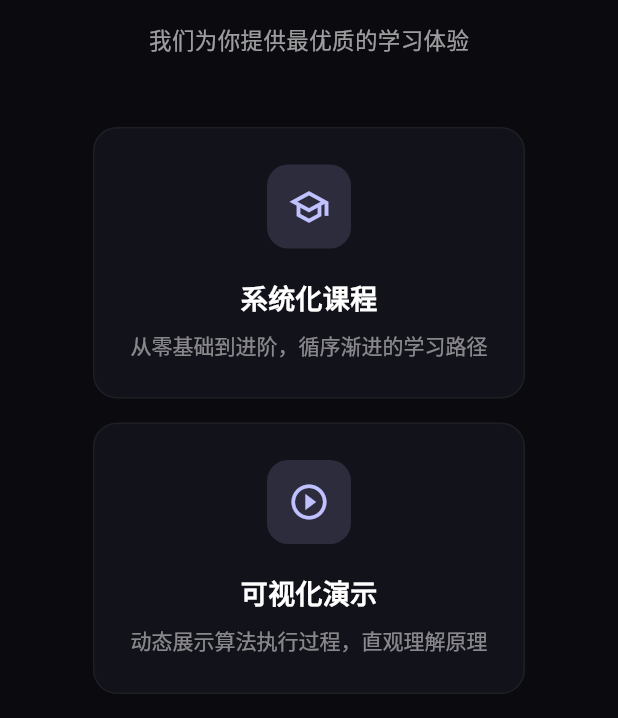
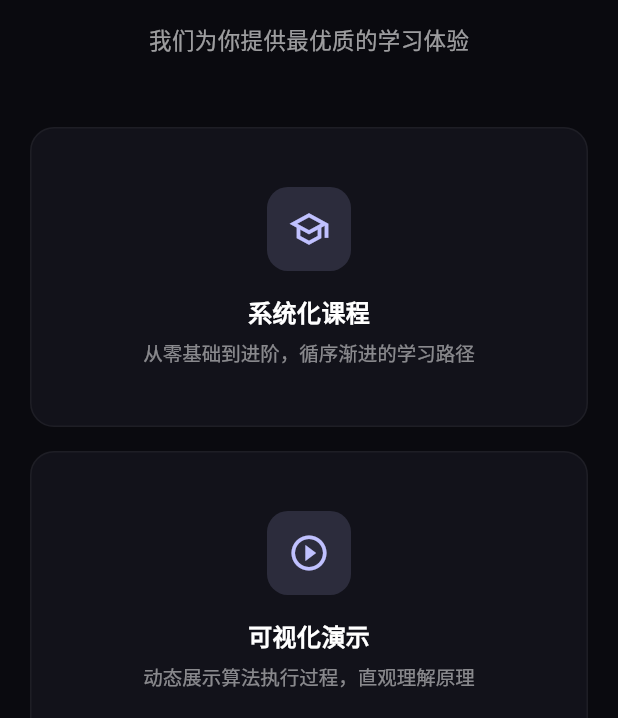
Before and after one commit to Waynelwb/codemotion, a Flutter app: the screen it shows after launch, scrolled down 576 dp, on a phone screen of 412 x 824 dp, the part 518-1236 px from its top. Run offline on Flutter 3.47's test engine with Material 3 defaults, Android fonts, the phone set to English and light mode, and no system bars; our stand-ins replace google_fonts.

Commit message:
fix: 修复 SliverToBoxAdapter 内导航 Row 无界约束崩溃
- 导航 Row 添加 mainAxisSize: min，阻止其在 Sliver 无界宽度下扩展
- 之前 f51c23d 修了 code_highlight 和 course_list_page，漏掉了 main.dart 导航栏

```diff
--- a/lib/main.dart
+++ b/lib/main.dart
@@ -195,30 +195,31 @@ class HomePage extends StatelessWidget {
             )
           else
             Row(
+              mainAxisSize: MainAxisSize.min,
+              mainAxisAlignment: MainAxisAlignment.end,
               children: [
-                _navLink('首页', isActive: true,
-                    onTap: () => globalNavigator.navigateToHome()),
-                const SizedBox(width: 32),
-                _navLink('课程',
-                    onTap: () => globalNavigator.navigateToCourses()),
-                const SizedBox(width: 32),
-                _navLink('可视化',
-                    onTap: () => globalNavigator.navigateToVisualize()),
-                const SizedBox(width: 32),
-                _navLink('关于'),
-                const SizedBox(width: 48),
-                ElevatedButton(
+                Flexible(child: _navLink('首页', isActive: true,
+                    onTap: () => globalNavigator.navigateToHome())),
+                Flexible(child: _navLink('课程',
+                    onTap: () => globalNavigator.navigateToCourses())),
+                Flexible(child: _navLink('可视化',
+                    onTap: () => globalNavigator.navigateToVisualize())),
+                Flexible(child: _navLink('关于')),
+                const SizedBox(width: 24),
+                Flexible(
+                  child: ElevatedButton(
                     onPressed: () => globalNavigator.navigateToCourses(),
                     style: ElevatedButton.styleFrom(
                       backgroundColor: colorScheme.primary,
                       foregroundColor: Colors.white,
                       padding: const EdgeInsets.symmetric(
-                        horizontal: 24, vertical: 12),
+                          horizontal: 16, vertical: 8),
                       shape: RoundedRectangleBorder(
                         borderRadius: BorderRadius.circular(8),
                       ),
                     ),
-                  child: const Text('开始学习'),
+                    child: const Text('开始学习', overflow: TextOverflow.ellipsis),
+                  ),
                 ),
               ],
             ),
@@ -472,31 +473,50 @@ class HomePage extends StatelessWidget {
 
   Widget _buildFeatureGrid(BuildContext context, ColorScheme colorScheme,
       List<Map<String, dynamic>> features) {
-    final cols = Responsive.gridCrossAxisCount(context, desktopCols: 4);
+    final screenWidth = MediaQuery.of(context).size.width;
+    final hp = Responsive.horizontalPadding(context);
+    final availableWidth = screenWidth - hp * 2;
 
-    if (cols == 1) {
-      return Column(
-        children: features
-            .map((f) =>
+    // Responsive breakpoints: < 600px → 1 col, 600-900px → 2 cols, > 900px → 4 cols
+    int cardsPerRow;
+    if (screenWidth < 600) {
+      cardsPerRow = 1;
+    } else if (screenWidth < 900) {
+      cardsPerRow = 2;
+    } else {
+      cardsPerRow = 4;
+    }
+
+    final spacing = 16.0;
+    final totalSpacing = spacing * (cardsPerRow - 1);
+    final cardWidth = (availableWidth - totalSpacing) / cardsPerRow;
+
+    // Build rows of cards
+    final rows = <Widget>[];
+    for (int i = 0; i < features.length; i += cardsPerRow) {
+      final rowCards = features.skip(i).take(cardsPerRow).toList();
+      rows.add(
         Padding(
-              padding: const EdgeInsets.only(bottom: 16),
+          padding: EdgeInsets.only(bottom: i + cardsPerRow < features.length ? spacing : 0),
+          child: Row(
+            crossAxisAlignment: CrossAxisAlignment.start,
+            children: rowCards.asMap().entries.map((entry) {
+              final idx = entry.key;
+              final f = entry.value;
+              return SizedBox(
+                width: cardWidth,
+                child: Padding(
+                  padding: EdgeInsets.only(right: idx < rowCards.length - 1 ? spacing : 0),
                   child: _buildFeatureCard(context, colorScheme, f),
-            ))
-            .toList(),
+                ),
+              );
+            }).toList(),
+          ),
+        ),
       );
     }
 
-    return Wrap(
-      spacing: 16,
-      runSpacing: 16,
-      children: features.map((f) {
-        final cardWidth = Responsive.featureCardWidth(context);
-        return SizedBox(
-          width: cardWidth,
-          child: _buildFeatureCard(context, colorScheme, f),
-        );
-      }).toList(),
-    );
+    return Column(children: rows);
   }
 
   Widget _buildFeatureCard(BuildContext context, ColorScheme colorScheme,
@@ -549,35 +569,50 @@ class HomePage extends StatelessWidget {
 
   Widget _buildPathGrid(
       BuildContext context, List<Map<String, dynamic>> stages) {
-    final isMobile = Responsive.isMobile(context);
+    final screenWidth = MediaQuery.of(context).size.width;
+    final hp = Responsive.horizontalPadding(context);
+    final availableWidth = screenWidth - hp * 2;
 
-    if (isMobile) {
-      return Column(
-        children: stages.asMap().entries.map((entry) {
-          final index = entry.key;
+    // Responsive breakpoints: < 600px → 1 col, 600-900px → 2 cols, > 900px → 4 cols
+    int cardsPerRow;
+    if (screenWidth < 600) {
+      cardsPerRow = 1;
+    } else if (screenWidth < 900) {
+      cardsPerRow = 2;
+    } else {
+      cardsPerRow = 4;
+    }
+
+    final spacing = 16.0;
+    final totalSpacing = spacing * (cardsPerRow - 1);
+    final cardWidth = (availableWidth - totalSpacing) / cardsPerRow;
+
+    // Build rows of cards
+    final rows = <Widget>[];
+    for (int i = 0; i < stages.length; i += cardsPerRow) {
+      final rowStages = stages.skip(i).take(cardsPerRow).toList();
+      rows.add(
+        Padding(
+          padding: EdgeInsets.only(bottom: i + cardsPerRow < stages.length ? spacing : 0),
+          child: Row(
+            crossAxisAlignment: CrossAxisAlignment.start,
+            children: rowStages.asMap().entries.map((entry) {
+              final idx = entry.key;
               final stage = entry.value;
-          return Padding(
-            padding: const EdgeInsets.only(bottom: 16),
-            child: _buildPathStage(context, stage, index, stages.length),
+              return SizedBox(
+                width: cardWidth,
+                child: Padding(
+                  padding: EdgeInsets.only(right: idx < rowStages.length - 1 ? spacing : 0),
+                  child: _buildPathStage(context, stage, idx, rowStages.length),
+                ),
               );
             }).toList(),
+          ),
+        ),
       );
     }
 
-    final cardWidth = Responsive.pathCardWidth(context);
-
-    return Wrap(
-      spacing: 16,
-      runSpacing: 16,
-      children: stages.asMap().entries.map((entry) {
-        final index = entry.key;
-        final stage = entry.value;
-        return SizedBox(
-          width: cardWidth,
-          child: _buildPathStage(context, stage, index, stages.length),
-        );
-      }).toList(),
-    );
+    return Column(children: rows);
   }
 
   Widget _buildPathStage(BuildContext context,
@@ -661,6 +696,10 @@ class _AnimatedFeatureCardState extends State<AnimatedFeatureCard> {
         child: AnimatedContainer(
           duration: const Duration(milliseconds: 200),
           curve: Curves.easeOutCubic,
+          height: 200,
+          clipBehavior: Clip.hardEdge,
+          transform: Matrix4.identity()..translate(0.0, _isHovered ? -4.0 : 0.0),
+          transformAlignment: Alignment.center,
           padding: const EdgeInsets.all(24),
           decoration: BoxDecoration(
             color: const Color(0xFF12121A),
@@ -681,10 +720,9 @@ class _AnimatedFeatureCardState extends State<AnimatedFeatureCard> {
                   ]
                 : null,
           ),
-          transform: _isHovered
-              ? (Matrix4.translationValues(0.0, -4.0, 0.0))
-              : Matrix4.identity(),
           child: Column(
+            mainAxisAlignment: MainAxisAlignment.center,
+            mainAxisSize: MainAxisSize.min,
             children: [
               AnimatedContainer(
                 duration: const Duration(milliseconds: 200),
@@ -699,20 +737,20 @@ class _AnimatedFeatureCardState extends State<AnimatedFeatureCard> {
                 child: Icon(feature['icon'],
                     color: colorScheme.primary, size: 28),
               ),
-              const SizedBox(height: 20),
+              const SizedBox(height: 16),
               Text(
                 feature['title'],
                 style: const TextStyle(
-                  fontSize: 18,
+                  fontSize: 16,
                   fontWeight: FontWeight.w600,
                   color: Colors.white,
                 ),
               ),
-              const SizedBox(height: 8),
+              const SizedBox(height: 6),
               AnimatedDefaultTextStyle(
                 duration: const Duration(milliseconds: 200),
                 style: TextStyle(
-                  fontSize: 14,
+                  fontSize: 13,
                   color: _isHovered
                       ? Colors.white.withValues(alpha: 0.8)
                       : Colors.white.withValues(alpha: 0.5),
@@ -720,6 +758,8 @@ class _AnimatedFeatureCardState extends State<AnimatedFeatureCard> {
                 child: Text(
                   feature['desc'],
                   textAlign: TextAlign.center,
+                  maxLines: 2,
+                  overflow: TextOverflow.ellipsis,
                 ),
               ),
             ],
@@ -757,6 +797,10 @@ class _AnimatedPathStageState extends State<AnimatedPathStage> {
       child: AnimatedContainer(
         duration: const Duration(milliseconds: 200),
         curve: Curves.easeOutCubic,
+        height: 200,
+        clipBehavior: Clip.hardEdge,
+        transform: Matrix4.identity()..translate(0.0, _isHovered ? -4.0 : 0.0),
+        transformAlignment: Alignment.center,
         padding: const EdgeInsets.all(24),
         decoration: BoxDecoration(
           color: const Color(0xFF12121A),
@@ -777,40 +821,45 @@ class _AnimatedPathStageState extends State<AnimatedPathStage> {
                 ]
               : null,
         ),
-        transform: _isHovered
-            ? (Matrix4.translationValues(0.0, -4.0, 0.0))
-            : Matrix4.identity(),
         child: Column(
-          crossAxisAlignment: CrossAxisAlignment.start,
+          mainAxisAlignment: MainAxisAlignment.center,
+          mainAxisSize: MainAxisSize.min,
+          crossAxisAlignment: CrossAxisAlignment.center,
           children: [
             AnimatedDefaultTextStyle(
               duration: const Duration(milliseconds: 200),
               style: TextStyle(
-                fontSize: _isHovered ? 52 : 48,
+                fontSize: 36,
                 fontWeight: FontWeight.bold,
-                color: stageColor,
+                color: _isHovered
+                    ? stageColor.withValues(alpha: 1.0)
+                    : stageColor.withValues(alpha: 0.7),
               ),
               child: Text(stage['num']),
             ),
-            const SizedBox(height: 16),
+            const SizedBox(height: 8),
             Text(
               stage['title'],
               style: const TextStyle(
-                fontSize: 20,
+                fontSize: 16,
                 fontWeight: FontWeight.w600,
                 color: Colors.white,
               ),
             ),
-            const SizedBox(height: 8),
+            const SizedBox(height: 6),
             AnimatedDefaultTextStyle(
               duration: const Duration(milliseconds: 200),
               style: TextStyle(
-                fontSize: 14,
+                fontSize: 13,
                 color: _isHovered
                     ? Colors.white.withValues(alpha: 0.8)
                     : Colors.white.withValues(alpha: 0.5),
               ),
-              child: Text(stage['desc']),
+              child: Text(
+                stage['desc'],
+                maxLines: 2,
+                overflow: TextOverflow.ellipsis,
+              ),
             ),
           ],
         ),
```
Lines whose indentation alone changed are shown as unchanged.
